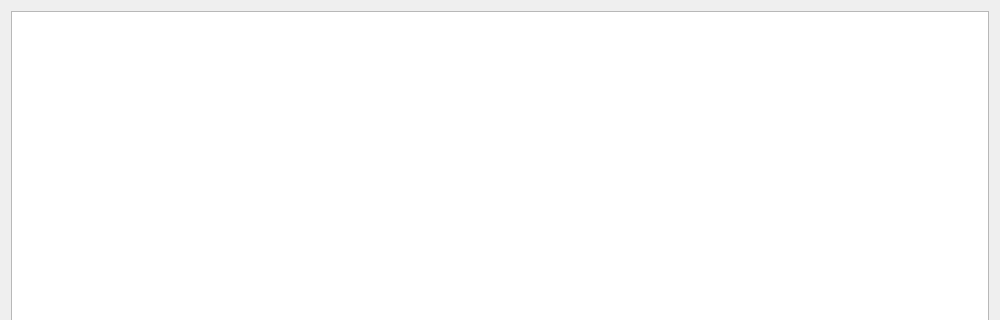
First picture: the form in FMCL/Functions/TaskManager/TaskManager.ui, repository 1604042736/FMCL, before the edit; both pictures show x 0 to 1000 and y 0 to 320 of the 1000 by 618 pixel window.
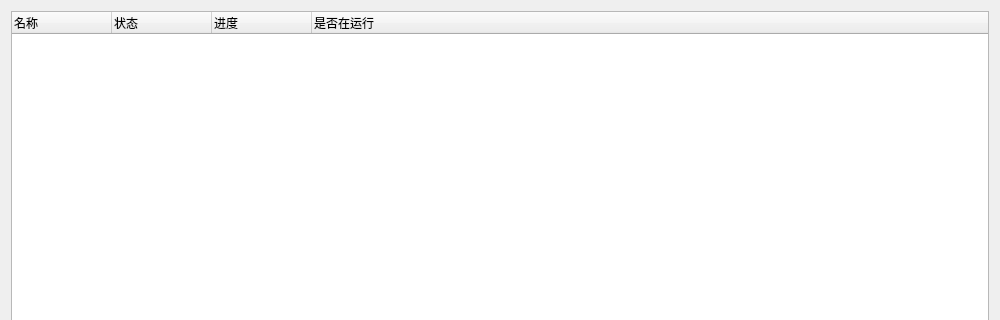
Second picture: the form after the edit. Custom widgets are drawn as their Qt base class.

```diff
--- a/FMCL/Functions/TaskManager/TaskManager.ui
+++ b/FMCL/Functions/TaskManager/TaskManager.ui
@@ -36,18 +36,27 @@
    </item>
    <item row="0" column="0" colspan="2">
     <widget class="TreeWidget" name="tw_tasks">
-     <property name="editTriggers">
-      <set>QAbstractItemView::NoEditTriggers</set>
+     <property name="columnCount">
+      <number>4</number>
      </property>
-     <property name="wordWrap">
-      <bool>true</bool>
-     </property>
-     <attribute name="headerVisible">
-      <bool>false</bool>
-     </attribute>
      <column>
       <property name="text">
-       <string notr="true">1</string>
+       <string>名称</string>
+      </property>
+     </column>
+     <column>
+      <property name="text">
+       <string>状态</string>
+      </property>
+     </column>
+     <column>
+      <property name="text">
+       <string>进度</string>
+      </property>
+     </column>
+     <column>
+      <property name="text">
+       <string>是否在运行</string>
       </property>
      </column>
     </widget>
```
Left out of the diff: 14 changed lines with no effect on the pictures.
